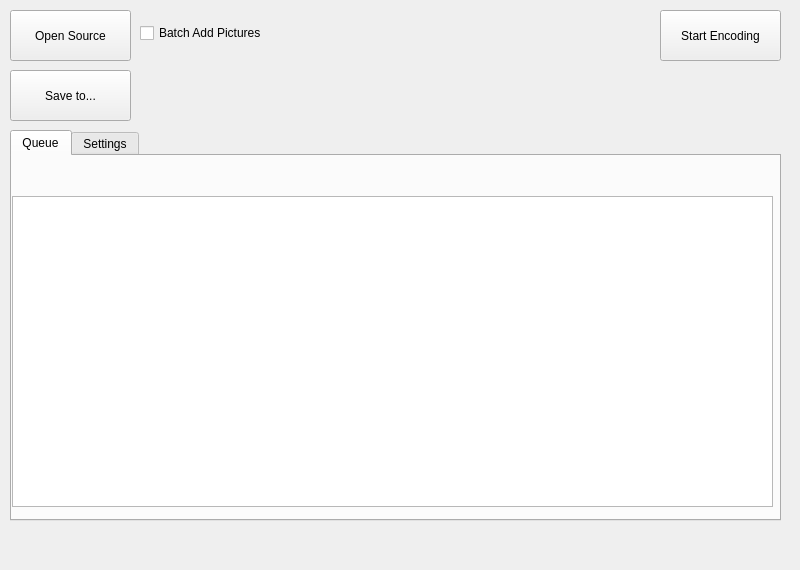
Before: the Qt Designer form MegaPixel-Qt/form.ui in Alkl58/MegaPixel-Qt, drawn with Qt 5.
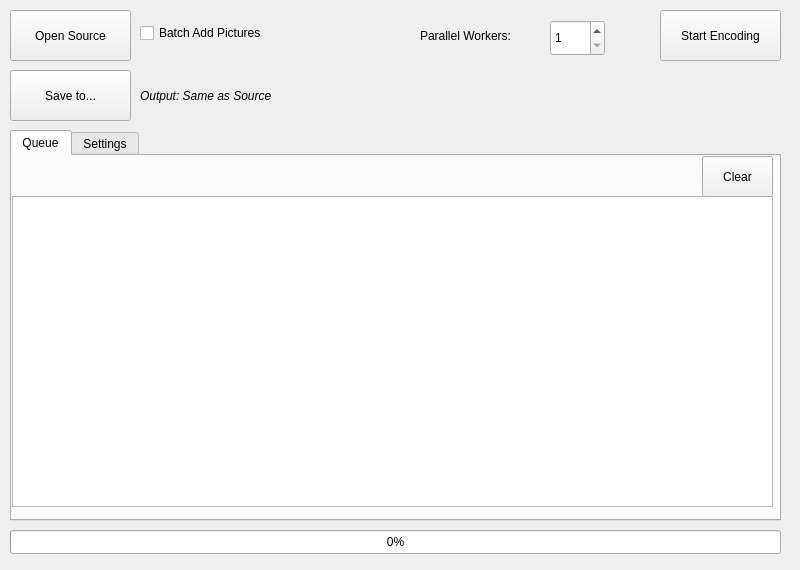
After: the same form once the commit is applied. The open tabs and pages were chosen to show the change.

```diff
--- a/MegaPixel-Qt/form.ui
+++ b/MegaPixel-Qt/form.ui
@@ -65,6 +65,19 @@
       </rect>
      </property>
     </widget>
+    <widget class="QPushButton" name="pushButtonClearQueue">
+     <property name="geometry">
+      <rect>
+       <x>690</x>
+       <y>0</y>
+       <width>71</width>
+       <height>41</height>
+      </rect>
+     </property>
+     <property name="text">
+      <string>Clear</string>
+     </property>
+    </widget>
    </widget>
    <widget class="QWidget" name="tab_2">
     <attribute name="title">
@@ -449,14 +462,19 @@
   <widget class="QLabel" name="labelOutput">
    <property name="geometry">
     <rect>
-     <x>150</x>
+     <x>140</x>
      <y>80</y>
-     <width>501</width>
+     <width>511</width>
      <height>31</height>
     </rect>
    </property>
+   <property name="font">
+    <font>
+     <italic>true</italic>
+    </font>
+   </property>
    <property name="text">
-    <string/>
+    <string>Output: Same as Source</string>
    </property>
   </widget>
   <widget class="QCheckBox" name="checkBoxBatchAdd">
@@ -472,6 +490,48 @@
     <string>Batch Add Pictures</string>
    </property>
   </widget>
+  <widget class="QProgressBar" name="progressBar">
+   <property name="geometry">
+    <rect>
+     <x>10</x>
+     <y>530</y>
+     <width>771</width>
+     <height>24</height>
+    </rect>
+   </property>
+   <property name="value">
+    <number>0</number>
+   </property>
+  </widget>
+  <widget class="QLabel" name="labelParallelWorkers">
+   <property name="geometry">
+    <rect>
+     <x>420</x>
+     <y>20</y>
+     <width>121</width>
+     <height>31</height>
+    </rect>
+   </property>
+   <property name="text">
+    <string>Parallel Workers:</string>
+   </property>
+  </widget>
+  <widget class="QSpinBox" name="spinBoxParallelWorkers">
+   <property name="geometry">
+    <rect>
+     <x>550</x>
+     <y>20</y>
+     <width>55</width>
+     <height>36</height>
+    </rect>
+   </property>
+   <property name="minimum">
+    <number>1</number>
+   </property>
+   <property name="maximum">
+    <number>128</number>
+   </property>
+  </widget>
  </widget>
  <resources/>
  <connections/>
```
Left out of the diff: 7 changed lines with no effect on the pictures.
